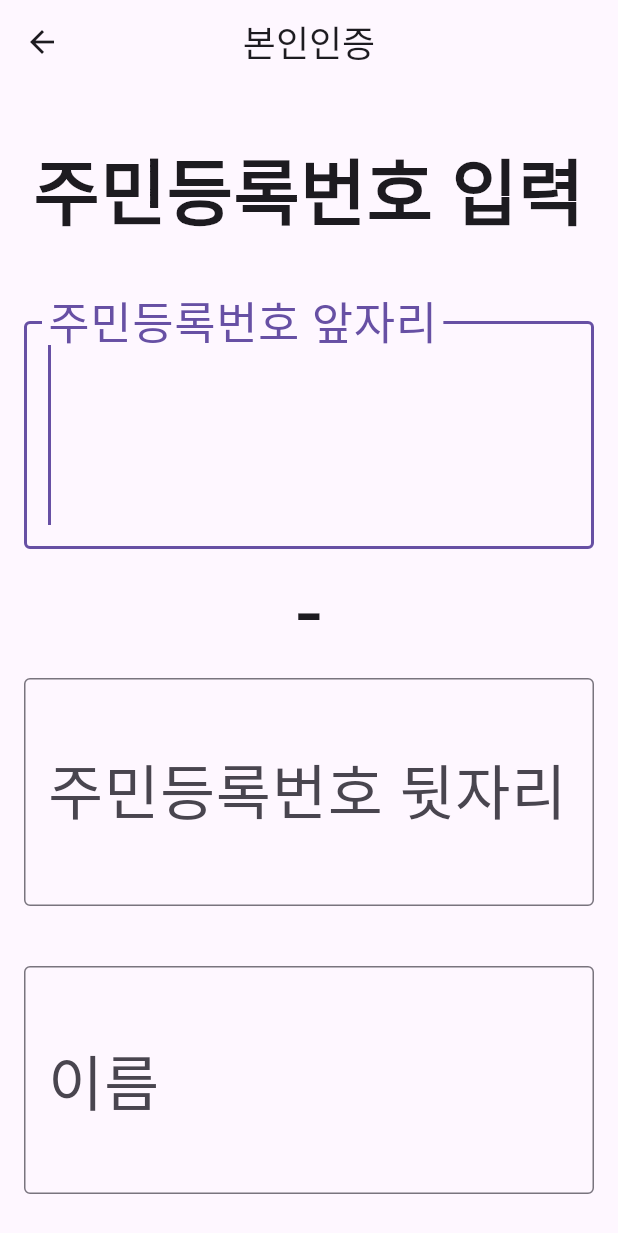
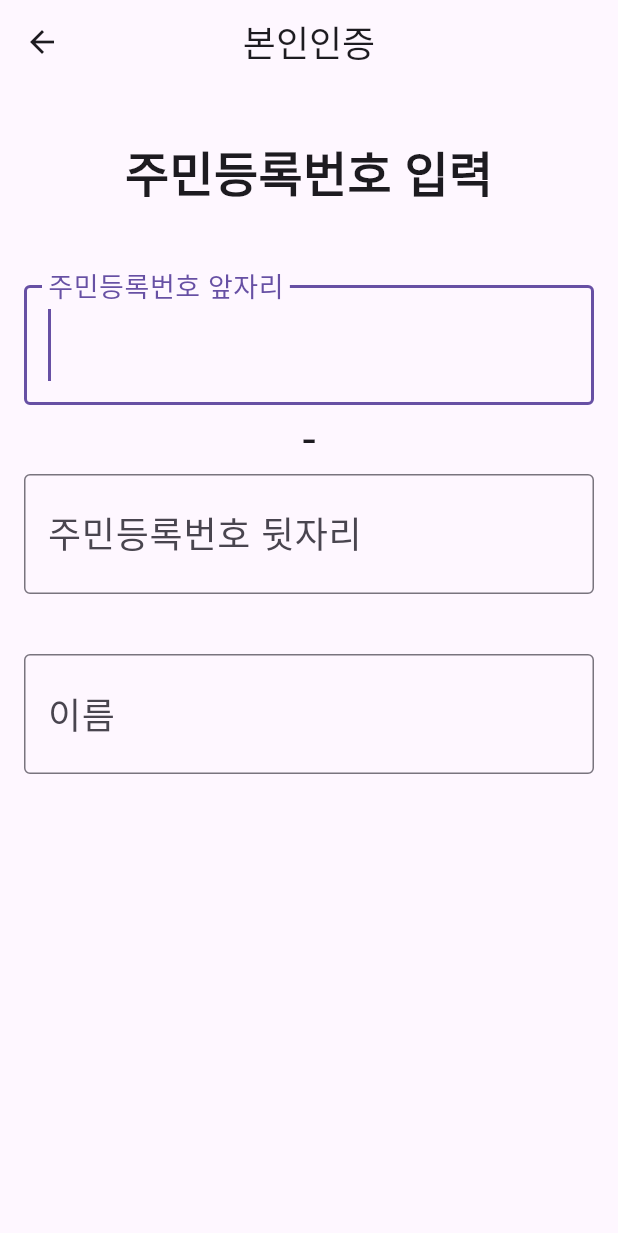
Before and after one commit to PurpleBananass/NMNY, a Flutter app: the ElderPage screen opened by its route, after a tap on "이름 입력 완료", on a phone screen of 412 x 824 dp. Shown: the top 1233 px of the screen. Run offline on Flutter 3.47's test engine with Material 3 defaults, Android fonts, the light colour scheme and no system bars.

Commit message:
Update font sizes and paddings for input fields

```diff
--- a/lib/screens/elder_page.dart
+++ b/lib/screens/elder_page.dart
@@ -260,7 +260,7 @@ class _ElderPageState extends State<ElderPage> {
               child: Text(
                 _currentInputField,
                 style: TextStyle(
-                  fontSize: 48,
+                  fontSize: 32,
                   fontWeight: FontWeight.bold,
                 ),
               ),
--- a/lib/utils/styles.dart
+++ b/lib/utils/styles.dart
@@ -1,6 +1,6 @@
 import 'package:flutter/material.dart';
 
-const TextStyle labelTextStyle = TextStyle(fontSize: 40);
-const TextStyle inputTextStyle = TextStyle(fontSize: 80);
-const EdgeInsets inputPadding = EdgeInsets.symmetric(horizontal: 100, vertical: 20);
-const TextStyle buttonTextStyle = TextStyle(fontSize: 40);
+const TextStyle labelTextStyle = TextStyle(fontSize: 24);
+const TextStyle inputTextStyle = TextStyle(fontSize: 32);
+const EdgeInsets inputPadding = EdgeInsets.symmetric(horizontal: 80, vertical: 20);
+const TextStyle buttonTextStyle = TextStyle(fontSize: 20);
--- a/lib/widgets/phone_number_field.dart
+++ b/lib/widgets/phone_number_field.dart
@@ -1,5 +1,6 @@
 import 'package:flutter/material.dart';
 import 'package:flutter/services.dart';
+import '../utils/styles.dart';
 
 class PhoneNumberField extends StatelessWidget {
   final FocusNode focusNode;
@@ -22,7 +23,7 @@ class PhoneNumberField extends StatelessWidget {
           controller: controller,
           decoration: InputDecoration(
             labelText: '휴대폰 번호',
-            labelStyle: TextStyle(fontSize: 30),
+            labelStyle: labelTextStyle,
             hintText: "'-' 없이 입력",
             border: OutlineInputBorder(),
           ),
@@ -33,7 +34,7 @@ class PhoneNumberField extends StatelessWidget {
             PhoneNumberFormatter(),
           ],
           onChanged: (_) => onChanged(),
-          style: TextStyle(fontSize: 60),
+          style: inputTextStyle,
           textAlign: focusNode.hasFocus ? TextAlign.left : TextAlign.center,
         ),
         SizedBox(height: 40),
--- a/lib/widgets/rrn_field.dart
+++ b/lib/widgets/rrn_field.dart
@@ -46,10 +46,11 @@ class RrnField extends StatelessWidget {
           style: inputTextStyle,
           textAlign: firstFocusNode.hasFocus ? TextAlign.left : TextAlign.center,
         ),
-        Center(child: Text('-', style: TextStyle(fontSize: 60))),
+        Center(child: Text('-', style: TextStyle(fontSize: 32))),
         TextField(
           focusNode: secondFocusNode,
           controller: secondController,
+          obscureText: true,
           decoration: InputDecoration(
             labelText: '주민등록번호 뒷자리',
             labelStyle: labelTextStyle,
```
